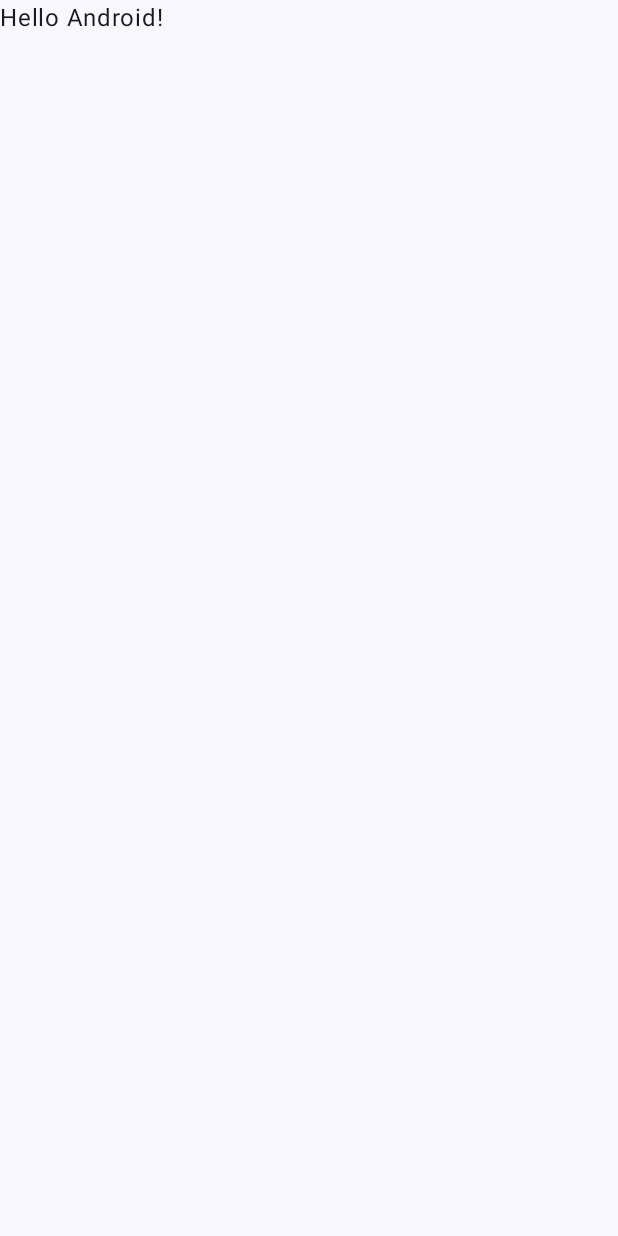
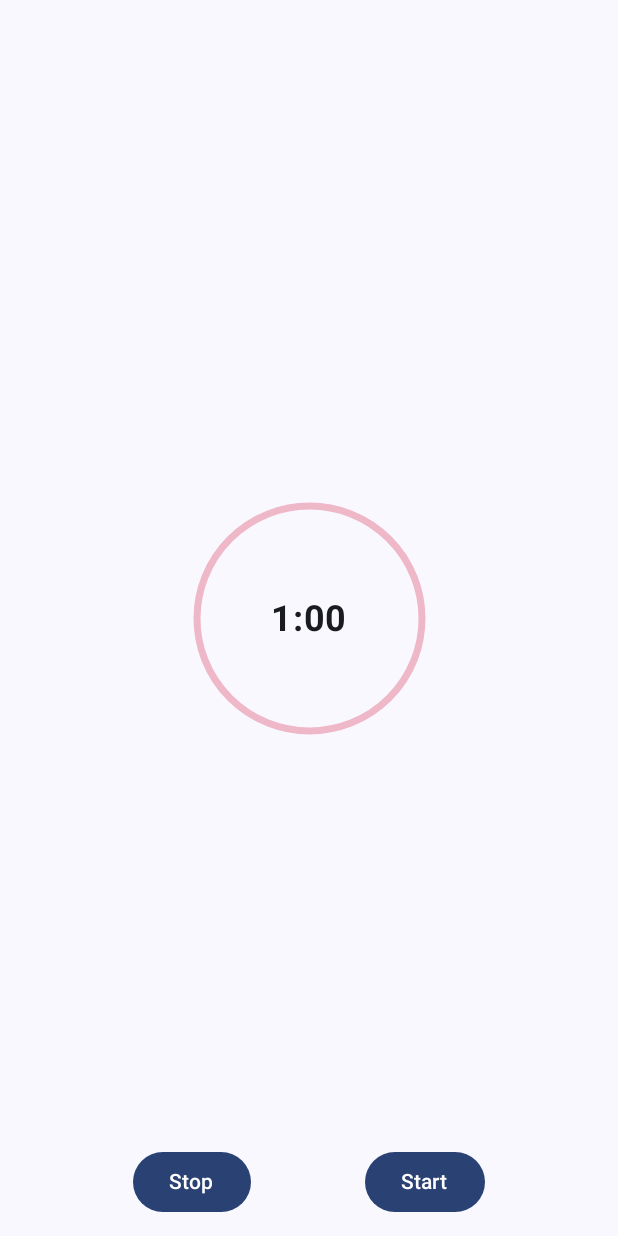
Before and after one commit to FlyingBackdoor/OneMinute, an Android app built with Jetpack Compose: the screen it shows after launch (MainActivity), on a phone screen of 412 x 824 dp. Before the commit the screen is almost empty. Run offline under Robolectric (Android 15) with nearby library versions, the phone set to English and light mode, and no system bars.

Commit message:
Implemented Timer with notification

```diff
--- a/app/src/main/AndroidManifest.xml
+++ b/app/src/main/AndroidManifest.xml
@@ -2,7 +2,9 @@
 <manifest xmlns:android="http://schemas.android.com/apk/res/android"
     xmlns:tools="http://schemas.android.com/tools">
 
+    <uses-permission android:name="android.permission.POST_NOTIFICATIONS" />
     <application
+        android:name=".TimerApp"
         android:allowBackup="true"
         android:dataExtractionRules="@xml/data_extraction_rules"
         android:fullBackupContent="@xml/backup_rules"
--- a/app/src/main/java/dev/sohair/oneminute/MainActivity.kt
+++ b/app/src/main/java/dev/sohair/oneminute/MainActivity.kt
@@ -10,6 +10,7 @@ import androidx.compose.material3.Text
 import androidx.compose.runtime.Composable
 import androidx.compose.ui.Modifier
 import androidx.compose.ui.tooling.preview.Preview
+import dev.sohair.oneminute.ui.components.HomeScreen
 import dev.sohair.oneminute.ui.theme.OneMinuteTheme
 
 class MainActivity : ComponentActivity() {
@@ -22,7 +23,7 @@ class MainActivity : ComponentActivity() {
                     modifier = Modifier.fillMaxSize(),
                     color = MaterialTheme.colorScheme.background
                 ) {
-                    Greeting("Android")
+                    HomeScreen()
 
                 }
             }
--- /dev/null
+++ b/app/src/main/java/dev/sohair/oneminute/TimerApp.kt
@@ -0,0 +1,20 @@
+package dev.sohair.oneminute
+
+import android.app.Application
+import dev.sohair.oneminute.di.AppModules
+import org.koin.android.ext.koin.androidContext
+import org.koin.core.context.startKoin
+
+class TimerApp: Application() {
+
+    override fun onCreate() {
+        super.onCreate()
+
+        startKoin {
+            androidContext(this@TimerApp)
+            modules(AppModules.timerModule)
+        }
+
+        NotificationUtils.createNotificationChannel(this)
+    }
+}
--- /dev/null
+++ b/app/src/main/java/dev/sohair/oneminute/data/TimerState.kt
@@ -0,0 +1,6 @@
+package dev.sohair.oneminute.data
+
+enum class TimerState {
+    PAUSED,
+    RUNNING,
+}
--- /dev/null
+++ b/app/src/main/java/dev/sohair/oneminute/di/AppModules.kt
@@ -0,0 +1,12 @@
+package dev.sohair.oneminute.di
+
+import dev.sohair.oneminute.ui.components.HomeScreenViewModel
+import org.koin.dsl.module
+
+object AppModules {
+    val timerModule = module {
+        single {
+            HomeScreenViewModel()
+        }
+    }
+}
--- a/app/src/main/java/dev/sohair/oneminute/ui/components/HomeScreen.kt
+++ b/app/src/main/java/dev/sohair/oneminute/ui/components/HomeScreen.kt
@@ -1,21 +1,92 @@
 package dev.sohair.oneminute.ui.components
 
+import NotificationUtils
+import androidx.compose.foundation.layout.Arrangement
 import androidx.compose.foundation.layout.Box
-import androidx.compose.foundation.layout.Column
+import androidx.compose.foundation.layout.Row
 import androidx.compose.foundation.layout.fillMaxSize
+import androidx.compose.foundation.layout.fillMaxWidth
 import androidx.compose.foundation.layout.padding
+import androidx.compose.material3.Button
+import androidx.compose.material3.Text
 import androidx.compose.runtime.Composable
+import androidx.compose.runtime.LaunchedEffect
+import androidx.compose.runtime.getValue
+import androidx.compose.runtime.mutableStateOf
+import androidx.compose.runtime.remember
+import androidx.compose.runtime.setValue
+import androidx.compose.ui.Alignment
 import androidx.compose.ui.Modifier
+import androidx.compose.ui.platform.LocalContext
+import androidx.compose.ui.res.stringResource
 import androidx.compose.ui.unit.dp
+import dev.sohair.oneminute.R
+import dev.sohair.oneminute.data.TimerState
+import org.koin.androidx.compose.getViewModel
 
 @Composable
 fun HomeScreen(modifier: Modifier = Modifier) {
-    Box(modifier = modifier
-        .fillMaxSize()
-        .padding(4.dp)
+    val viewModel: HomeScreenViewModel = getViewModel()
+    var elapsedTime by remember { mutableStateOf(0L) }
+    var timerState by remember { mutableStateOf(TimerState.PAUSED) }
+    var timerText by remember { mutableStateOf("0:00") }
+    val context = LocalContext.current
+
+    LaunchedEffect(viewModel.timerState) {
+        viewModel.timerState.collect { state ->
+            timerState = state
+        }
+    }
+
+    LaunchedEffect(viewModel.currentTime) {
+        viewModel.currentTime.collect { time ->
+            elapsedTime = time
+            val minutes = time / 60
+            val seconds = time % 60
+            timerText = "$minutes:${if (seconds < 10) "0$seconds" else seconds}"
+            if (time == 0L){
+                NotificationUtils.showNotification(context, "Finished...")
+            }
+        }
+    }
+
+    Box(
+        modifier = modifier
+            .fillMaxSize()
+            .padding(4.dp),
+        contentAlignment = Alignment.Center
     ) {
-        Column {
+        TimerUi(text = timerText, filledPercentage = calculatePercentage(elapsedTime))
 
+        Row(
+            modifier = Modifier
+                .fillMaxWidth()
+                .align(Alignment.BottomCenter)
+                .padding(8.dp),
+            verticalAlignment = Alignment.CenterVertically,
+            horizontalArrangement = Arrangement.SpaceEvenly
+        ) {
+            Button(onClick = {
+                viewModel.stopTimer()
+                elapsedTime = 0L
+                timerText = "0:00"
+            }) {
+                Text(text = stringResource(id = R.string.stop))
+            }
+
+            Button(onClick = {
+                viewModel.startPauseTimer()
+            }) {
+                Text(
+                    text = if (timerState == TimerState.PAUSED) stringResource(id = R.string.start)
+                    else stringResource(id = R.string.pause)
+                )
+            }
         }
     }
 }
+
+private fun calculatePercentage(remainingTime: Long): Float {
+    val totalTime = 60L
+    return ((remainingTime.toFloat() / totalTime.toFloat()))
+}
--- /dev/null
+++ b/app/src/main/java/dev/sohair/oneminute/ui/components/TimerUi.kt
@@ -0,0 +1,67 @@
+package dev.sohair.oneminute.ui.components
+
+import androidx.compose.animation.core.animateFloatAsState
+import androidx.compose.animation.core.tween
+import androidx.compose.foundation.Canvas
+import androidx.compose.foundation.layout.Box
+import androidx.compose.foundation.layout.fillMaxSize
+import androidx.compose.foundation.layout.size
+import androidx.compose.material3.MaterialTheme
+import androidx.compose.material3.Text
+import androidx.compose.runtime.Composable
+import androidx.compose.runtime.LaunchedEffect
+import androidx.compose.runtime.getValue
+import androidx.compose.runtime.mutableStateOf
+import androidx.compose.runtime.remember
+import androidx.compose.runtime.setValue
+import androidx.compose.ui.Alignment
+import androidx.compose.ui.Modifier
+import androidx.compose.ui.graphics.Color
+import androidx.compose.ui.graphics.StrokeCap
+import androidx.compose.ui.graphics.drawscope.Stroke
+import androidx.compose.ui.text.font.FontWeight
+import androidx.compose.ui.unit.dp
+import androidx.compose.ui.unit.sp
+import dev.sohair.oneminute.ui.theme.Pink80
+
+@Composable
+fun TimerUi(
+    modifier: Modifier = Modifier,
+    filledPercentage: Float = 1f,
+    text: String,
+    animationDuration: Int = 1000,
+    animationDelay: Int = 0
+) {
+    var animationPlayed by remember {
+        mutableStateOf(false)
+    }
+    val currentPercentage = animateFloatAsState(
+        targetValue = if (animationPlayed) filledPercentage else 0f,
+        label = "progress",
+        animationSpec = tween(animationDuration, animationDelay)
+    )
+    LaunchedEffect(key1 = Unit) {
+        animationPlayed = true
+    }
+
+    Box(
+        modifier = modifier.size(150.dp),
+        contentAlignment = Alignment.Center
+    ) {
+        Canvas(modifier = Modifier.fillMaxSize()) {
+            drawArc(
+                color = Pink80,
+                startAngle = -90f,
+                sweepAngle = 360 * currentPercentage.value,
+                useCenter = false,
+                style = Stroke(width = 7f, cap = StrokeCap.Round)
+            )
+        }
+
+        Text(
+            text = text,
+            fontSize = 24.sp,
+            fontWeight = FontWeight.Bold
+        )
+    }
+}
--- /dev/null
+++ b/app/src/main/java/dev/sohair/oneminute/utils/NotificationUtils.kt
@@ -0,0 +1,74 @@
+import android.Manifest
+import android.annotation.SuppressLint
+import android.app.NotificationChannel
+import android.app.NotificationManager
+import android.content.Context
+import android.content.Intent
+import android.os.Build
+import android.provider.Settings
+import androidx.activity.result.contract.ActivityResultContracts
+import androidx.core.app.NotificationCompat
+import androidx.core.app.NotificationManagerCompat
+import androidx.core.content.ContextCompat
+import androidx.fragment.app.FragmentActivity
+import dev.sohair.oneminute.R
+
+object NotificationUtils {
+    private const val CHANNEL_ID = "timer_channel"
+    private const val NOTIFICATION_ID = 1
+
+    fun createNotificationChannel(context: Context) {
+        if (Build.VERSION.SDK_INT >= Build.VERSION_CODES.O) {
+            val channel = NotificationChannel(
+                CHANNEL_ID,
+                "Timer Channel",
+                NotificationManager.IMPORTANCE_DEFAULT
+            )
+            val notificationManager = context.getSystemService(NotificationManager::class.java)
+            notificationManager.createNotificationChannel(channel)
+        }
+    }
+
+    @SuppressLint("MissingPermission")
+    fun showNotification(context: Context, contentText: String) {
+        if (hasNotificationPermission(context)) {
+            val builder = NotificationCompat.Builder(context, CHANNEL_ID)
+                .setSmallIcon(R.drawable.ic_launcher_foreground)
+                .setContentTitle("Timer Expired")
+                .setContentText(contentText)
+                .setPriority(NotificationCompat.PRIORITY_DEFAULT)
+
+            with(NotificationManagerCompat.from(context)) {
+                notify(NOTIFICATION_ID, builder.build())
+            }
+        } else {
+            // Request permission or direct the user to the settings
+            requestNotificationPermission(context)
+        }
+    }
+
+    private fun hasNotificationPermission(context: Context): Boolean {
+        return if (Build.VERSION.SDK_INT >= Build.VERSION_CODES.S) {
+            val manager = context.getSystemService(Context.NOTIFICATION_SERVICE) as NotificationManager
+            manager.isNotificationPolicyAccessGranted
+        } else {
+            true
+        }
+    }
+
+    private fun requestNotificationPermission(context: Context) {
+        if (Build.VERSION.SDK_INT >= Build.VERSION_CODES.S) {
+            if (!hasNotificationPermission(context)) {
+                val activity = context as? FragmentActivity
+                activity?.registerForActivityResult(ActivityResultContracts.RequestPermission()) { isGranted ->
+                    if (!isGranted) {
+                        // Permission denied by the user
+                        // Direct the user to the settings
+                        val intent = Intent(Settings.ACTION_NOTIFICATION_POLICY_ACCESS_SETTINGS)
+                        ContextCompat.startActivity(context, intent, null)
+                    }
+                }?.launch(Manifest.permission.ACCESS_NOTIFICATION_POLICY)
+            }
+        }
+    }
+}
--- a/app/src/main/res/values/strings.xml
+++ b/app/src/main/res/values/strings.xml
@@ -1,3 +1,6 @@
 <resources>
     <string name="app_name">One Minute</string>
+    <string name="stop">Stop</string>
+    <string name="start">Start</string>
+    <string name="pause">Pause</string>
 </resources>
```
Also changed, not shown: app/src/main/java/dev/sohair/oneminute/ui/components/HomeScreenViewModel.kt (+46 -1 lines).
